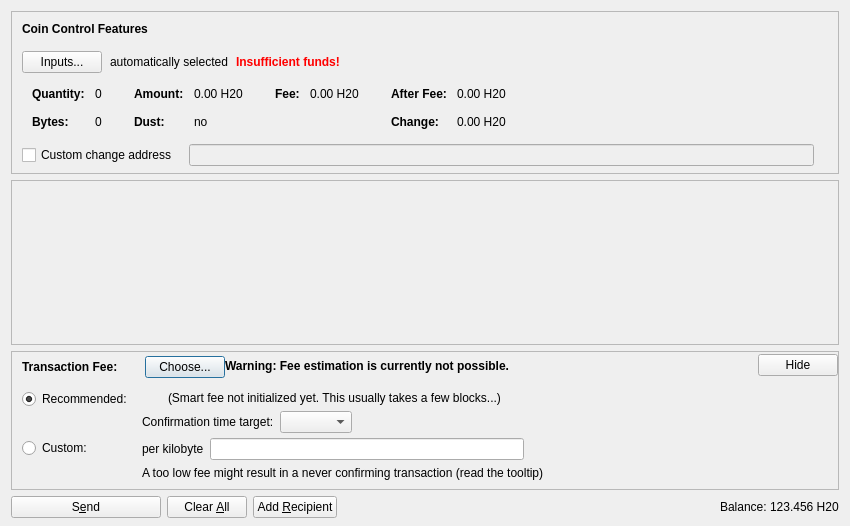
Old version of the form src/qt/forms/sendcoinsdialog.ui in the repository minblock/watacoin.
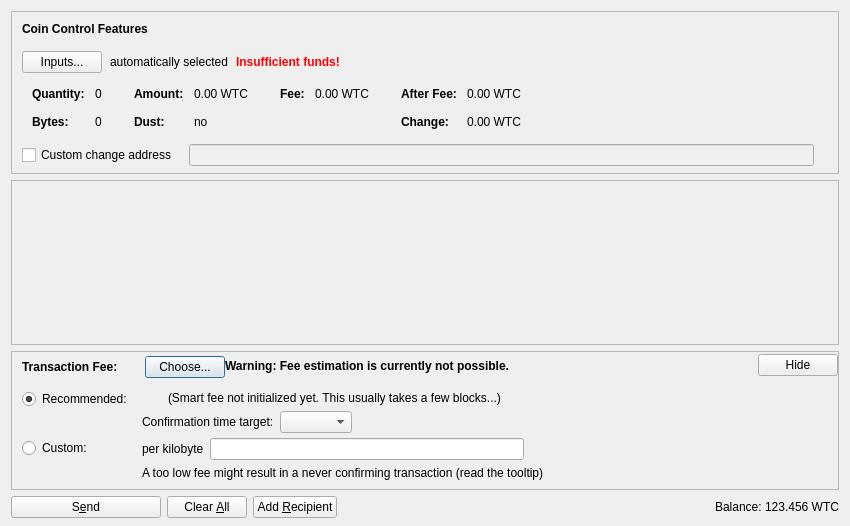
New version of the form. Icons and pictures are not drawn. Custom widgets are drawn as their Qt base class.

The edit to the form file:
```diff
--- a/src/qt/forms/sendcoinsdialog.ui
+++ b/src/qt/forms/sendcoinsdialog.ui
@@ -324,7 +324,7 @@
                   <enum>Qt::ActionsContextMenu</enum>
                  </property>
                  <property name="text">
-                  <string notr="true">0.00 H20</string>
+                  <string notr="true">0.00 WTC</string>
                  </property>
                  <property name="textInteractionFlags">
                   <set>Qt::LinksAccessibleByMouse|Qt::TextSelectableByKeyboard|Qt::TextSelectableByMouse</set>
@@ -404,7 +404,7 @@
                   <enum>Qt::ActionsContextMenu</enum>
                  </property>
                  <property name="text">
-                  <string notr="true">0.00 H20</string>
+                  <string notr="true">0.00 WTC</string>
                  </property>
                  <property name="textInteractionFlags">
                   <set>Qt::LinksAccessibleByMouse|Qt::TextSelectableByKeyboard|Qt::TextSelectableByMouse</set>
@@ -455,7 +455,7 @@
                   <enum>Qt::ActionsContextMenu</enum>
                  </property>
                  <property name="text">
-                  <string notr="true">0.00 H20</string>
+                  <string notr="true">0.00 WTC</string>
                  </property>
                  <property name="textInteractionFlags">
                   <set>Qt::LinksAccessibleByMouse|Qt::TextSelectableByKeyboard|Qt::TextSelectableByMouse</set>
@@ -484,7 +484,7 @@
                   <enum>Qt::ActionsContextMenu</enum>
                  </property>
                  <property name="text">
-                  <string notr="true">0.00 H20</string>
+                  <string notr="true">0.00 WTC</string>
                  </property>
                  <property name="textInteractionFlags">
                   <set>Qt::LinksAccessibleByMouse|Qt::TextSelectableByKeyboard|Qt::TextSelectableByMouse</set>
@@ -1204,7 +1204,7 @@
           <cursorShape>IBeamCursor</cursorShape>
          </property>
          <property name="text">
-          <string notr="true">123.456 H20</string>
+          <string notr="true">123.456 WTC</string>
          </property>
          <property name="textInteractionFlags">
           <set>Qt::LinksAccessibleByMouse|Qt::TextSelectableByKeyboard|Qt::TextSelectableByMouse</set>
```
